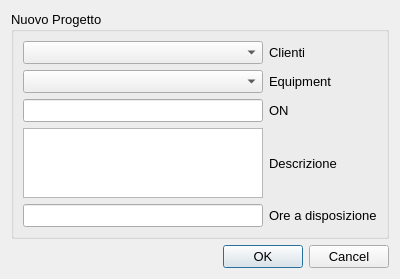
The window that Include/uis/dlgs/NewProjectDialog.ui (pantof/DailyNotes) describes before a commit, drawn with Qt 5.
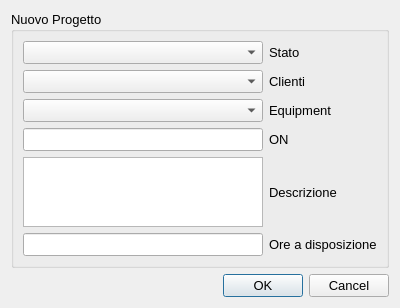
The same window after the commit.

Diff of the .ui file:
```diff
--- a/Include/uis/dlgs/NewProjectDialog.ui
+++ b/Include/uis/dlgs/NewProjectDialog.ui
@@ -7,7 +7,7 @@
     <x>0</x>
     <y>0</y>
     <width>400</width>
-    <height>242</height>
+    <height>287</height>
    </rect>
   </property>
   <property name="sizePolicy">
@@ -37,53 +37,63 @@
       <string>Nuovo Progetto</string>
      </property>
      <layout class="QGridLayout" name="gridLayout">
-      <item row="6" column="1">
-       <widget class="QLabel" name="label_4">
-        <property name="text">
-         <string>Ore a disposizione</string>
-        </property>
-       </widget>
-      </item>
-      <item row="3" column="0">
-       <widget class="QLineEdit" name="lineEdit_NumeroON"/>
-      </item>
-      <item row="4" column="0">
+      <item row="5" column="0">
        <widget class="QTextEdit" name="textEdit_Descrizione"/>
       </item>
-      <item row="2" column="1">
-       <widget class="QLabel" name="label">
-        <property name="text">
-         <string>Equipment</string>
-        </property>
-       </widget>
+      <item row="4" column="0">
+       <widget class="QLineEdit" name="lineEdit_NumeroON"/>
       </item>
-      <item row="3" column="1">
+      <item row="1" column="0">
+       <widget class="QComboBox" name="comboBox_Cliente"/>
+      </item>
+      <item row="4" column="1">
        <widget class="QLabel" name="label_2">
         <property name="text">
          <string>ON</string>
         </property>
        </widget>
       </item>
-      <item row="6" column="0">
+      <item row="3" column="0">
+       <widget class="QComboBox" name="comboBox_Equip"/>
+      </item>
+      <item row="7" column="0">
        <widget class="QLineEdit" name="lineEdit_OreDisponibili"/>
       </item>
-      <item row="0" column="0">
-       <widget class="QComboBox" name="comboBox_Cliente"/>
+      <item row="3" column="1">
+       <widget class="QLabel" name="label">
+        <property name="text">
+         <string>Equipment</string>
+        </property>
+       </widget>
       </item>
-      <item row="4" column="1">
+      <item row="1" column="1">
+       <widget class="QLabel" name="label_5">
+        <property name="text">
+         <string>Clienti</string>
+        </property>
+       </widget>
+      </item>
+      <item row="7" column="1">
+       <widget class="QLabel" name="label_4">
+        <property name="text">
+         <string>Ore a disposizione</string>
+        </property>
+       </widget>
+      </item>
+      <item row="5" column="1">
        <widget class="QLabel" name="label_3">
         <property name="text">
          <string>Descrizione</string>
         </property>
        </widget>
       </item>
-      <item row="2" column="0">
-       <widget class="QComboBox" name="comboBox_Equip"/>
+      <item row="0" column="0">
+       <widget class="QComboBox" name="comboBox_Stato"/>
       </item>
       <item row="0" column="1">
-       <widget class="QLabel" name="label_5">
+       <widget class="QLabel" name="label_6">
         <property name="text">
-         <string>Clienti</string>
+         <string>Stato</string>
         </property>
        </widget>
       </item>
```
